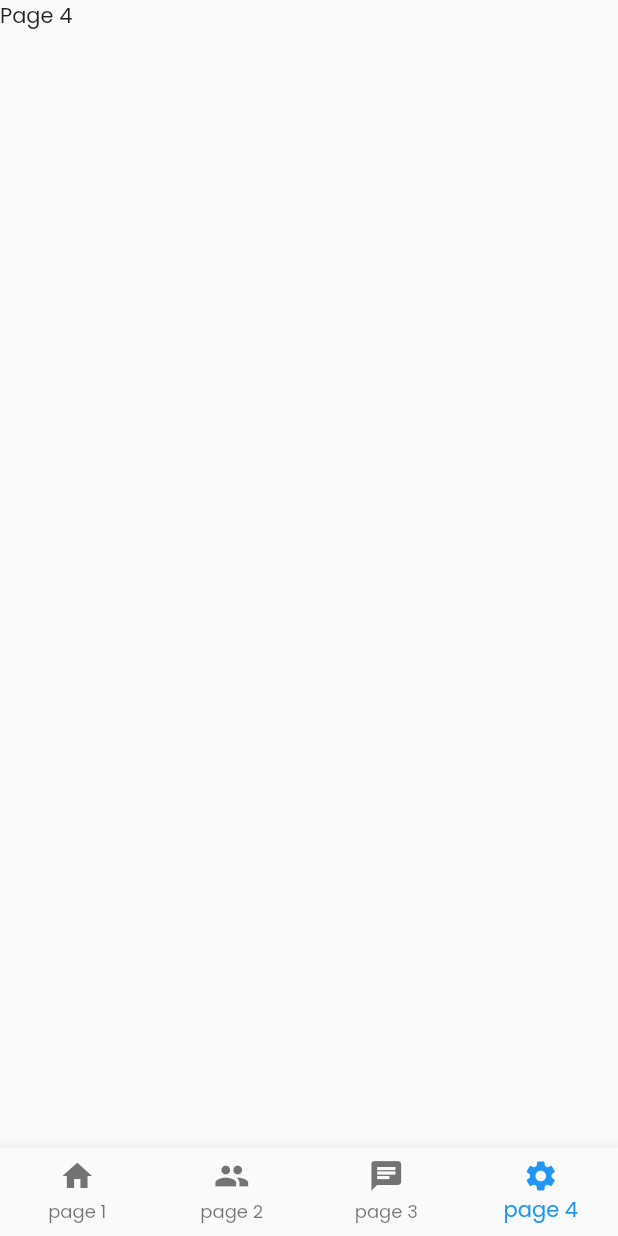
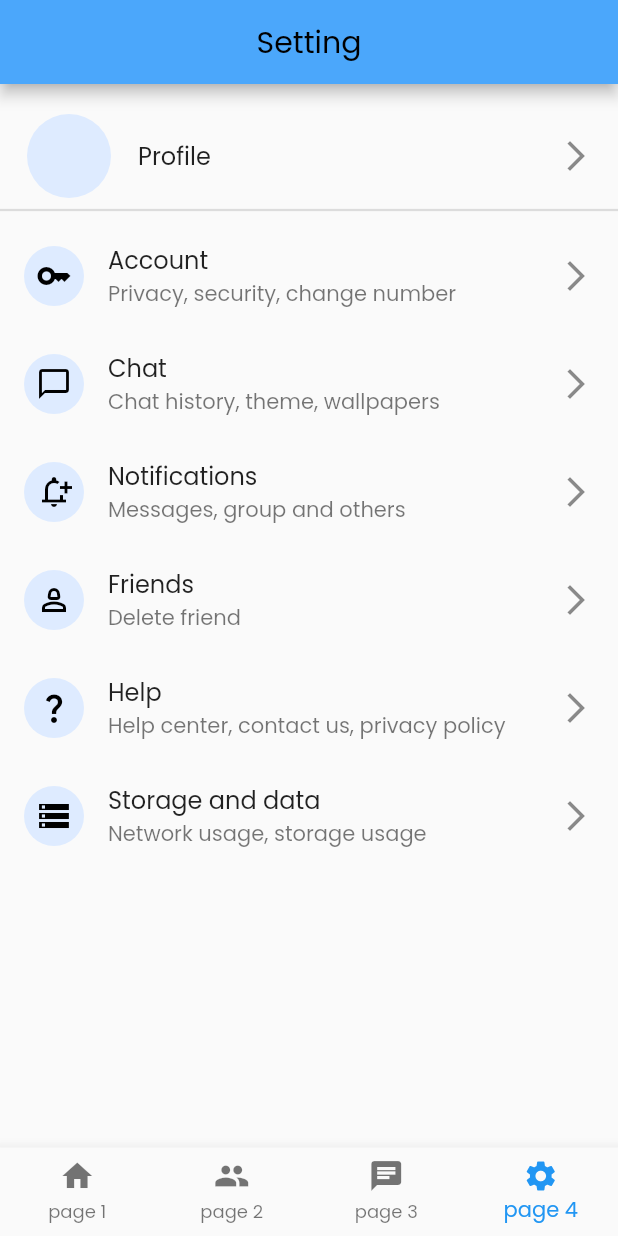
Before and after one commit to WorapolKhu/Chat-project, a Flutter app: the HomePage screen opened by its route, swiped to page 4, on a phone screen of 412 x 824 dp. Run offline on Flutter 3.47's test engine with Material 2 defaults, Android fonts, the phone set to English and light mode, and no system bars; our stand-ins replace cloud_firestore, firebase_auth, firebase_core; accounts and stored records are empty.

Commit message:
Create setting page

```diff
--- a/lib/main.dart
+++ b/lib/main.dart
@@ -1,6 +1,7 @@
 import 'package:chatty/pages/chat.dart';
 import 'package:chatty/pages/home.dart';
 import 'package:chatty/pages/login.dart';
+import 'package:chatty/pages/setting.dart';
 import 'package:firebase_core/firebase_core.dart';
 import 'package:flutter/material.dart';
 import 'package:chatty/pages/register.dart';
@@ -21,6 +22,7 @@ class MainApp extends StatelessWidget {
         LoginPage.id: (context) => const LoginPage(),
         RegisterPage.id: (context) => const RegisterPage(),
         HomePage.id: (context) => const HomePage(),
+        SettingPage.id: (context) => const SettingPage(),
         ChatPage.id: (context) => const ChatPage()
       },
       theme: ThemeData(fontFamily: 'Poppins'),
--- a/lib/pages/home.dart
+++ b/lib/pages/home.dart
@@ -1,3 +1,4 @@
+import 'package:chatty/pages/setting.dart';
 import 'package:chatty/pages/chat_list.dart';
 import 'package:flutter/material.dart';
 import 'package:chatty/pages/addfriend.dart';
@@ -43,7 +44,7 @@ class _HomePageState extends State<HomePage> {
           Text('Page 1 '),
           AddFriendPage(),
           ChatList(),
-          Text('Page 4')
+          SettingPage(),
         ],
       )),
     );
--- a/lib/pages/login.dart
+++ b/lib/pages/login.dart
@@ -1,5 +1,6 @@
 import 'package:chatty/pages/home.dart';
 import 'package:chatty/pages/register.dart';
+import 'package:chatty/pages/setting.dart';
 import 'package:flutter/material.dart';
 import 'package:firebase_auth/firebase_auth.dart';
 
--- a/lib/pages/register.dart
+++ b/lib/pages/register.dart
@@ -1,4 +1,5 @@
 import 'package:chatty/pages/login.dart';
+import 'package:chatty/pages/setting.dart';
 import 'package:flutter/material.dart';
 import 'package:firebase_auth/firebase_auth.dart';
 
@@ -137,11 +138,10 @@ class _RegisterPageState extends State<RegisterPage> {
                 child: Text('Register'),
               ),
               TextButton(
-                onPressed: () {
-                  Navigator.pushNamed(context, LoginPage.id);
-                },
-                child: Text('Have an account? Login here'),
-              ),
+                  onPressed: () {
+                    Navigator.pushNamed(context, LoginPage.id);
+                  },
+                  child: const Text('Have an account? Login here')),
             ],
           ),
         ),
--- /dev/null
+++ b/lib/pages/setting.dart
@@ -0,0 +1,43 @@
+import 'package:chatty/pages/login.dart';
+import 'package:flutter/material.dart';
+
+class SettingPage extends StatefulWidget {
+  const SettingPage({super.key});
+  static String id = 'Setting';
+
+  @override
+  State<SettingPage> createState() => _SettingPageState();
+}
+
+class _SettingPageState extends State<SettingPage> {
+  int _currIndex = 0;
+  final PageController _controller = PageController();
+  void _onTabTapped(int index) {
+    _controller.animateToPage(index,
+        duration: const Duration(milliseconds: 500), curve: Curves.ease);
+  }
+
+  @override
+  Widget build(BuildContext context) {
+    var avatar_color = Color(0xffdeebff);
+    var icon_color = Colors.black;
+    var arrow_icon = Icon(Icons.arrow_forward_ios);
+    return Scaffold(
+      appBar:AppBar(automaticallyImplyLeading: false,backgroundColor: Color(0xff4BA7FB), title: Center(child: Text("Setting",style: (TextStyle(color: Colors.black)),),)),
+      body: SafeArea(
+        child: ListView(
+        children: [
+          SizedBox(height: 20,),ListTile(
+          leading: CircleAvatar(radius: 30, backgroundColor: avatar_color), title: Text("Profile"), trailing: arrow_icon, onTap: (){Navigator.pushNamed(context, LoginPage.id);}, )
+          ,Divider(thickness: 1.5,),ListTile(leading: CircleAvatar(backgroundColor: avatar_color, child: Icon(Icons.key_outlined, color: icon_color,)),title: Text("Account"),subtitle: Text("Privacy, security, change number"), trailing: arrow_icon,)
+        ,ListTile(leading: CircleAvatar(backgroundColor: avatar_color, child: Icon(Icons.chat_bubble_outline, color: icon_color,)),title: Text('Chat'),subtitle: Text('Chat history, theme, wallpapers'), trailing: arrow_icon,)
+        ,ListTile(leading: CircleAvatar(backgroundColor: avatar_color, child: Icon(Icons.notification_add_outlined, color: icon_color,)),title: Text('Notifications'),subtitle: Text('Messages, group and others'), trailing: arrow_icon,)
+        ,ListTile(leading: CircleAvatar(backgroundColor: avatar_color, child: Icon(Icons.person_2_outlined, color: icon_color,)),title: Text('Friends'),subtitle: Text('Delete friend'), trailing: arrow_icon,)
+        ,ListTile(leading: CircleAvatar(backgroundColor: avatar_color, child: Icon(Icons.question_mark_outlined, color: icon_color,)),title: Text('Help'),subtitle: Text('Help center, contact us, privacy policy'),trailing: arrow_icon,)
+        ,ListTile(leading: CircleAvatar(backgroundColor: avatar_color, child: Icon(Icons.storage_outlined, color: icon_color,)),title: Text('Storage and data'),subtitle: Text('Network usage, storage usage'),trailing: arrow_icon,)
+        ]
+        )
+      ),
+    );
+  }
+}
```
